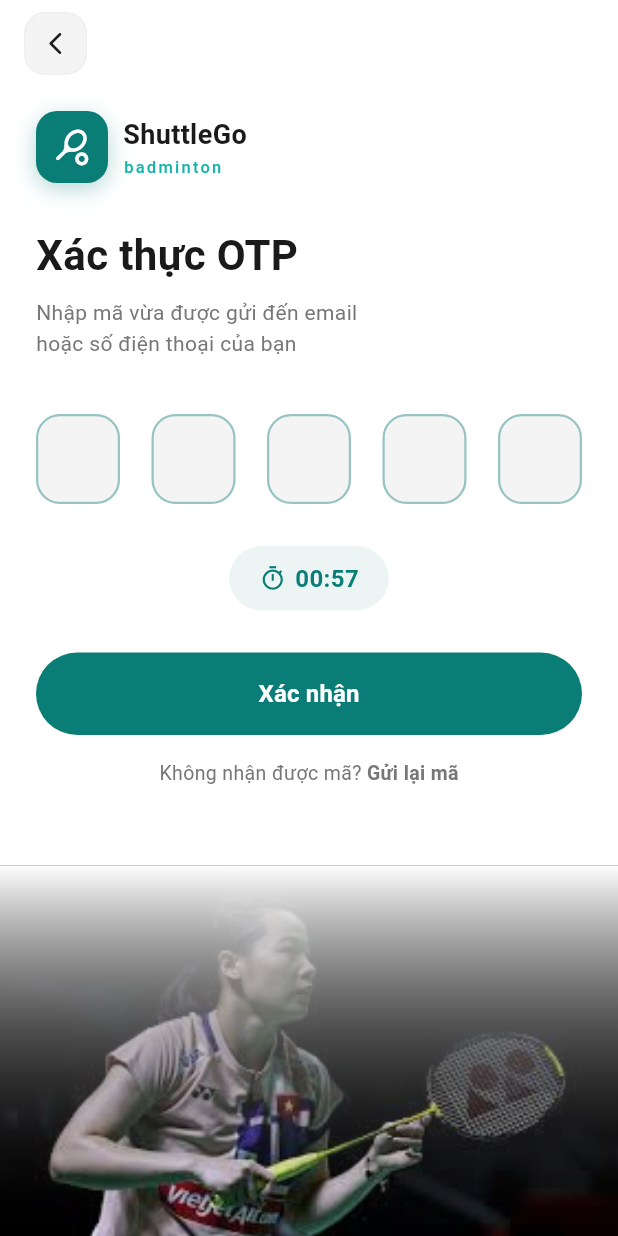
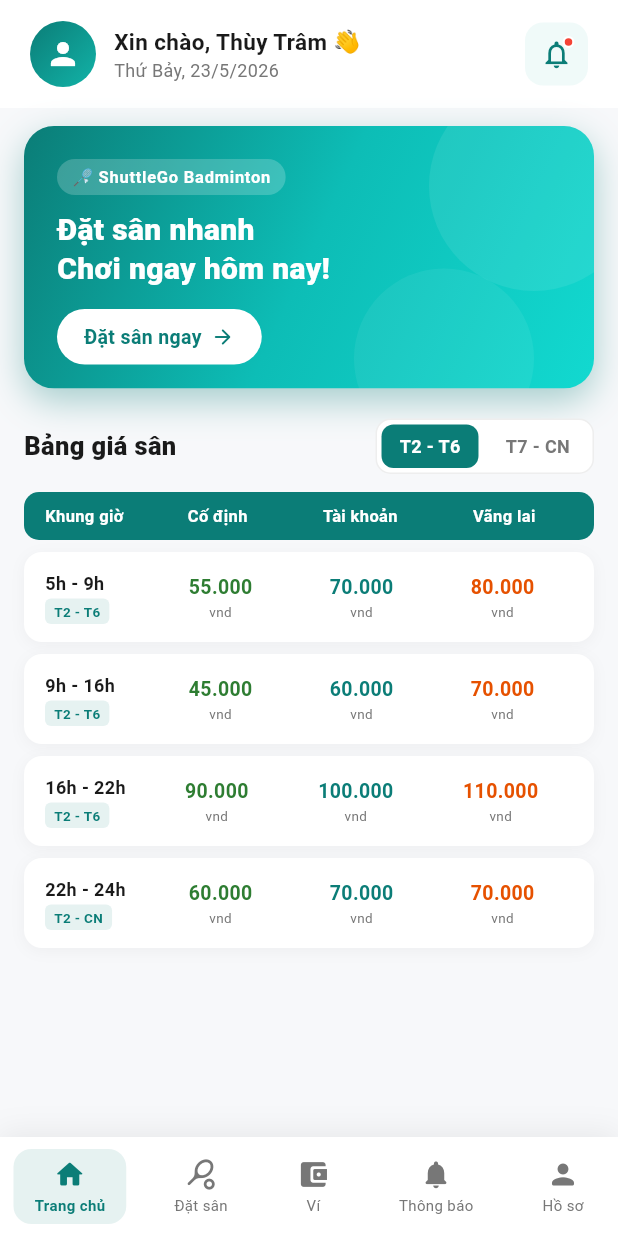
Before and after one commit to Drista4real/badminton, a Flutter app: the OtpScreen screen opened directly, after a tap on "Xác nhận", on a phone screen of 412 x 824 dp. Run offline on Flutter 3.47's test engine with Material 3 defaults, Android fonts, the light colour scheme and no system bars; our stand-ins replace firebase_core, get; accounts and stored records are empty; Roboto replaces fonts that are missing (Poppins).

Commit message:
feat: hoàn thiện home screen

```diff
--- a/badminton_app_and_web/lib/views/app/auth/otp_screen.dart
+++ b/badminton_app_and_web/lib/views/app/auth/otp_screen.dart
@@ -5,6 +5,7 @@
 import 'dart:async';
 import 'package:flutter/material.dart';
 import 'package:get/get.dart';
+import '../home/home_screen.dart';
 
 import '../../../constants/app_colors.dart';
 import '../../../widgets/custom_button.dart';
@@ -254,8 +255,10 @@ class _OtpScreenState extends State<OtpScreen> {
 
                         const SizedBox(height: 28),
 
-                        CustomButton(text: 'Xác nhận', onTap: () {}),
-
+                       CustomButton(
+                          text: 'Xác nhận',
+                          onTap: () => Get.offAll(() => const HomeScreen()),
+                        ),
                         const SizedBox(height: 16),
 
                         // ── Gửi lại mã
--- /dev/null
+++ b/badminton_app_and_web/lib/views/app/home/home_screen.dart
@@ -0,0 +1,534 @@
+// ===============================
+// FILE: lib/views/app/home/home_screen.dart
+// ===============================
+
+import 'package:flutter/material.dart';
+
+import '../../../constants/app_colors.dart';
+
+class HomeScreen extends StatefulWidget {
+  const HomeScreen({super.key});
+
+  @override
+  State<HomeScreen> createState() => _HomeScreenState();
+}
+
+class _HomeScreenState extends State<HomeScreen> {
+  int _selectedNavIndex = 0;
+  int _selectedDay = 0;
+
+  final List<Map<String, dynamic>> _weekdaySlots = [
+    {'time': '5h - 9h',   'days': 'T2 - T6', 'prices': ['55.000', '70.000', '80.000']},
+    {'time': '9h - 16h',  'days': 'T2 - T6', 'prices': ['45.000', '60.000', '70.000']},
+    {'time': '16h - 22h', 'days': 'T2 - T6', 'prices': ['90.000', '100.000', '110.000']},
+    {'time': '22h - 24h', 'days': 'T2 - CN', 'prices': ['60.000', '70.000', '70.000']},
+  ];
+
+  final List<Map<String, dynamic>> _weekendSlots = [
+    {'time': '5h - 16h',  'days': 'T7 - CN', 'prices': ['90.000', '100.000', '110.000']},
+    {'time': '16h - 22h', 'days': 'T7 - CN', 'prices': ['90.000', '100.000', '110.000']},
+  ];
+
+  @override
+  Widget build(BuildContext context) {
+    final slots = _selectedDay == 0 ? _weekdaySlots : _weekendSlots;
+    return Scaffold(
+      backgroundColor: const Color(0xFFF7F8FA),
+      body: SafeArea(
+        child: Column(
+          children: [
+            _buildHeader(),
+            Expanded(
+              child: SingleChildScrollView(
+                child: Column(
+                  crossAxisAlignment: CrossAxisAlignment.start,
+                  children: [
+                    const SizedBox(height: 12),
+                    _buildBanner(),
+                    const SizedBox(height: 20),
+                    _buildPriceSection(slots),
+                    const SizedBox(height: 20),
+                  ],
+                ),
+              ),
+            ),
+            _buildBottomNav(),
+          ],
+        ),
+      ),
+    );
+  }
+
+  Widget _buildHeader() {
+    return Container(
+      color: Colors.white,
+      padding: const EdgeInsets.symmetric(horizontal: 20, vertical: 14),
+      child: Row(
+        children: [
+          Container(
+            width: 44,
+            height: 44,
+            decoration: const BoxDecoration(
+              shape: BoxShape.circle,
+              gradient: LinearGradient(
+                colors: [AppColors.primary, AppColors.secondary],
+                begin: Alignment.topLeft,
+                end: Alignment.bottomRight,
+              ),
+            ),
+            child: const Icon(Icons.person, color: Colors.white, size: 24),
+          ),
+          const SizedBox(width: 12),
+          Expanded(
+            child: Column(
+              crossAxisAlignment: CrossAxisAlignment.start,
+              children: [
+                const Text(
+                  'Xin chào, Thùy Trâm 👋',
+                  style: TextStyle(
+                    fontSize: 15,
+                    fontWeight: FontWeight.w700,
+                    color: AppColors.black,
+                  ),
+                ),
+                Text(
+                  _getTodayString(),
+                  style: const TextStyle(fontSize: 12, color: AppColors.grey),
+                ),
+              ],
+            ),
+          ),
+          Stack(
+            children: [
+              Container(
+                width: 42,
+                height: 42,
+                decoration: BoxDecoration(
+                  color: const Color(0xFFF0FAF9),
+                  borderRadius: BorderRadius.circular(12),
+                ),
+                child: const Icon(
+                  Icons.notifications_outlined,
+                  color: AppColors.primary,
+                  size: 22,
+                ),
+              ),
+              Positioned(
+                right: 9,
+                top: 9,
+                child: Container(
+                  width: 8,
+                  height: 8,
+                  decoration: BoxDecoration(
+                    color: Colors.red,
+                    shape: BoxShape.circle,
+                    border: Border.all(color: Colors.white, width: 1.5),
+                  ),
+                ),
+              ),
+            ],
+          ),
+        ],
+      ),
+    );
+  }
+
+  Widget _buildBanner() {
+    return Padding(
+      padding: const EdgeInsets.symmetric(horizontal: 16),
+      // Dùng DecoratedBox bên ngoài để có shadow, ClipRRect bên trong để clip góc
+      child: DecoratedBox(
+        decoration: BoxDecoration(
+          borderRadius: BorderRadius.circular(20),
+          boxShadow: [
+            BoxShadow(
+              color: AppColors.primary.withOpacity(0.35),
+              blurRadius: 20,
+              offset: const Offset(0, 8),
+            ),
+          ],
+        ),
+        child: ClipRRect(
+          borderRadius: BorderRadius.circular(20),
+          child: Container(
+            width: double.infinity,
+            height: 175,
+            decoration: const BoxDecoration(
+              gradient: LinearGradient(
+                colors: [Color(0xFF0B7D77), Color(0xFF0DBDB6), Color(0xFF12D9D0)],
+                begin: Alignment.topLeft,
+                end: Alignment.bottomRight,
+              ),
+            ),
+            child: Stack(
+              children: [
+                // Vòng tròn trang trí
+                Positioned(
+                  right: -30,
+                  top: -30,
+                  child: Container(
+                    width: 140,
+                    height: 140,
+                    decoration: BoxDecoration(
+                      shape: BoxShape.circle,
+                      color: Colors.white.withOpacity(0.08),
+                    ),
+                  ),
+                ),
+                Positioned(
+                  right: 40,
+                  bottom: -40,
+                  child: Container(
+                    width: 120,
+                    height: 120,
+                    decoration: BoxDecoration(
+                      shape: BoxShape.circle,
+                      color: Colors.white.withOpacity(0.06),
+                    ),
+                  ),
+                ),
+                // Nội dung
+                Padding(
+                  padding: const EdgeInsets.all(22),
+                  child: Column(
+                    crossAxisAlignment: CrossAxisAlignment.start,
+                    mainAxisAlignment: MainAxisAlignment.center,
+                    children: [
+                      Container(
+                        padding: const EdgeInsets.symmetric(
+                            horizontal: 10, vertical: 4),
+                        decoration: BoxDecoration(
+                          color: Colors.white.withOpacity(0.2),
+                          borderRadius: BorderRadius.circular(20),
+                        ),
+                        child: const Text(
+                          '🏸 ShuttleGo Badminton',
+                          style: TextStyle(
+                            color: Colors.white,
+                            fontSize: 11,
+                            fontWeight: FontWeight.w600,
+                            letterSpacing: 0.5,
+                          ),
+                        ),
+                      ),
+                      const SizedBox(height: 10),
+                      const Text(
+                        'Đặt sân nhanh\nChơi ngay hôm nay!',
+                        style: TextStyle(
+                          color: Colors.white,
+                          fontSize: 20,
+                          fontWeight: FontWeight.w800,
+                          height: 1.3,
+                        ),
+                      ),
+                      const SizedBox(height: 14),
+                      GestureDetector(
+                        onTap: () {},
+                        child: Container(
+                          padding: const EdgeInsets.symmetric(
+                              horizontal: 18, vertical: 9),
+                          decoration: BoxDecoration(
+                            color: Colors.white,
+                            borderRadius: BorderRadius.circular(22),
+                          ),
+                          child: const Row(
+                            mainAxisSize: MainAxisSize.min,
+                            children: [
+                              Text(
+                                'Đặt sân ngay',
+                                style: TextStyle(
+                                  color: AppColors.primary,
+                                  fontWeight: FontWeight.w700,
+                                  fontSize: 13,
+                                ),
+                              ),
+                              SizedBox(width: 6),
+                              Icon(
+                                Icons.arrow_forward_rounded,
+                                color: AppColors.primary,
+                                size: 16,
+                              ),
+                            ],
+                          ),
+                        ),
+                      ),
+                    ],
+                  ),
+                ),
+              ],
+            ),
+          ),
+        ),
+      ),
+    );
+  }
+
+  Widget _buildPriceSection(List<Map<String, dynamic>> slots) {
+    return Padding(
+      padding: const EdgeInsets.symmetric(horizontal: 16),
+      child: Column(
+        crossAxisAlignment: CrossAxisAlignment.start,
+        children: [
+          Row(
+            mainAxisAlignment: MainAxisAlignment.spaceBetween,
+            children: [
+              const Text(
+                'Bảng giá sân',
+                style: TextStyle(
+                  fontSize: 17,
+                  fontWeight: FontWeight.w800,
+                  color: AppColors.black,
+                ),
+              ),
+              Container(
+                decoration: BoxDecoration(
+                  color: Colors.white,
+                  borderRadius: BorderRadius.circular(10),
+                  border: Border.all(color: const Color(0xFFEEEEEE)),
+                ),
+                child: Row(
+                  children: [
+                    _buildToggleBtn('T2 - T6', 0),
+                    _buildToggleBtn('T7 - CN', 1),
+                  ],
+                ),
+              ),
+            ],
+          ),
+          const SizedBox(height: 12),
+          Container(
+            padding: const EdgeInsets.symmetric(horizontal: 14, vertical: 8),
+            decoration: BoxDecoration(
+              color: AppColors.primary,
+              borderRadius: BorderRadius.circular(10),
+            ),
+            child: Row(
+              children: [
+                const SizedBox(
+                  width: 70,
+                  child: Text(
+                    'Khung giờ',
+                    style: TextStyle(
+                      color: Colors.white,
+                      fontSize: 11,
+                      fontWeight: FontWeight.w700,
+                    ),
+                  ),
+                ),
+                Expanded(
+                  child: Row(
+                    mainAxisAlignment: MainAxisAlignment.spaceAround,
+                    children: [
+                      _headerLabel('Cố định'),
+                      _headerLabel('Tài khoản'),
+                      _headerLabel('Vãng lai'),
+                    ],
+                  ),
+                ),
+              ],
+            ),
+          ),
+          const SizedBox(height: 8),
+          ...slots.map((slot) => _buildPriceRow(slot)).toList(),
+        ],
+      ),
+    );
+  }
+
+  Widget _headerLabel(String text) {
+    return Text(
+      text,
+      style: const TextStyle(
+        color: Colors.white,
+        fontSize: 11,
+        fontWeight: FontWeight.w600,
+      ),
+    );
+  }
+
+  Widget _buildToggleBtn(String label, int index) {
+    final isSelected = _selectedDay == index;
+    return GestureDetector(
+      onTap: () => setState(() => _selectedDay = index),
+      child: AnimatedContainer(
+        duration: const Duration(milliseconds: 200),
+        margin: const EdgeInsets.all(3),
+        padding: const EdgeInsets.symmetric(horizontal: 12, vertical: 6),
+        decoration: BoxDecoration(
+          color: isSelected ? AppColors.primary : Colors.transparent,
+          borderRadius: BorderRadius.circular(8),
+        ),
+        child: Text(
+          label,
+          style: TextStyle(
+            fontSize: 12,
+            fontWeight: FontWeight.w600,
+            color: isSelected ? Colors.white : AppColors.grey,
+          ),
+        ),
+      ),
+    );
+  }
+
+  Widget _buildPriceRow(Map<String, dynamic> slot) {
+    final prices = slot['prices'] as List<String>;
+    final colors = [
+      const Color(0xFF2E7D32),
+      const Color(0xFF0B7D77),
+      const Color(0xFFE65100),
+    ];
+
+    return Container(
+      margin: const EdgeInsets.only(bottom: 8),
+      padding: const EdgeInsets.symmetric(horizontal: 14, vertical: 12),
+      decoration: BoxDecoration(
+        color: Colors.white,
+        borderRadius: BorderRadius.circular(12),
+        boxShadow: [
+          BoxShadow(
+            color: Colors.black.withOpacity(0.04),
+            blurRadius: 8,
+            offset: const Offset(0, 2),
+          ),
+        ],
+      ),
+      child: Row(
+        children: [
+          SizedBox(
+            width: 70,
+            child: Column(
+              crossAxisAlignment: CrossAxisAlignment.start,
+              children: [
+                Text(
+                  slot['time'],
+                  style: const TextStyle(
+                    fontSize: 12,
+                    fontWeight: FontWeight.w700,
+                    color: AppColors.black,
+                  ),
+                ),
+                const SizedBox(height: 2),
+                Container(
+                  padding: const EdgeInsets.symmetric(horizontal: 6, vertical: 2),
+                  decoration: BoxDecoration(
+                    color: AppColors.primary.withOpacity(0.1),
+                    borderRadius: BorderRadius.circular(4),
+                  ),
+                  child: Text(
+                    slot['days'],
+                    style: const TextStyle(
+                      fontSize: 9,
+                      color: AppColors.primary,
+                      fontWeight: FontWeight.w600,
+                    ),
+                  ),
+                ),
+              ],
+            ),
+          ),
+          Expanded(
+            child: Row(
+              mainAxisAlignment: MainAxisAlignment.spaceAround,
+              children: List.generate(3, (i) {
+                return Column(
+                  children: [
+                    Text(
+                      prices[i],
+                      style: TextStyle(
+                        fontSize: 13,
+                        fontWeight: FontWeight.w700,
+                        color: colors[i],
+                      ),
+                    ),
+                    const Text(
+                      'vnd',
+                      style: TextStyle(fontSize: 9, color: AppColors.grey),
+                    ),
+                  ],
+                );
+              }),
+            ),
+          ),
+        ],
+      ),
+    );
+  }
+
+  Widget _buildBottomNav() {
+    final items = [
+      {'icon': Icons.home_rounded, 'label': 'Trang chủ'},
+      {'icon': Icons.sports_tennis_rounded, 'label': 'Đặt sân'},
+      {'icon': Icons.account_balance_wallet_rounded, 'label': 'Ví'},
+      {'icon': Icons.notifications_rounded, 'label': 'Thông báo'},
+      {'icon': Icons.person_rounded, 'label': 'Hồ sơ'},
+    ];
+
+    return Container(
+      decoration: BoxDecoration(
+        color: Colors.white,
+        boxShadow: [
+          BoxShadow(
+            color: Colors.black.withOpacity(0.07),
+            blurRadius: 16,
+            offset: const Offset(0, -2),
+          ),
+        ],
+      ),
+      child: SafeArea(
+        top: false,
+        child: Padding(
+          padding: const EdgeInsets.symmetric(vertical: 8),
+          child: Row(
+            mainAxisAlignment: MainAxisAlignment.spaceAround,
+            children: List.generate(items.length, (i) {
+              final isSelected = _selectedNavIndex == i;
+              return GestureDetector(
+                onTap: () => setState(() => _selectedNavIndex = i),
+                child: AnimatedContainer(
+                  duration: const Duration(milliseconds: 200),
+                  padding: const EdgeInsets.symmetric(horizontal: 14, vertical: 6),
+                  decoration: BoxDecoration(
+                    color: isSelected
+                        ? AppColors.primary.withOpacity(0.1)
+                        : Colors.transparent,
+                    borderRadius: BorderRadius.circular(12),
+                  ),
+                  child: Column(
+                    mainAxisSize: MainAxisSize.min,
+                    children: [
+                      Icon(
+                        items[i]['icon'] as IconData,
+                        color: isSelected ? AppColors.primary : AppColors.grey,
+                        size: 22,
+                      ),
+                      const SizedBox(height: 2),
+                      Text(
+                        items[i]['label'] as String,
+                        style: TextStyle(
+                          fontSize: 10,
+                          color: isSelected ? AppColors.primary : AppColors.grey,
+                          fontWeight: isSelected
+                              ? FontWeight.w700
+                              : FontWeight.normal,
+                        ),
+                      ),
+                    ],
+                  ),
+                ),
+              );
+            }),
+          ),
+        ),
+      ),
+    );
+  }
+
+  String _getTodayString() {
+    final now = DateTime.now();
+    const days = [
+      'Thứ Hai', 'Thứ Ba', 'Thứ Tư', 'Thứ Năm',
+      'Thứ Sáu', 'Thứ Bảy', 'Chủ Nhật'
+    ];
+    return '${days[now.weekday - 1]}, ${now.day}/${now.month}/${now.year}';
+  }
+}
```
